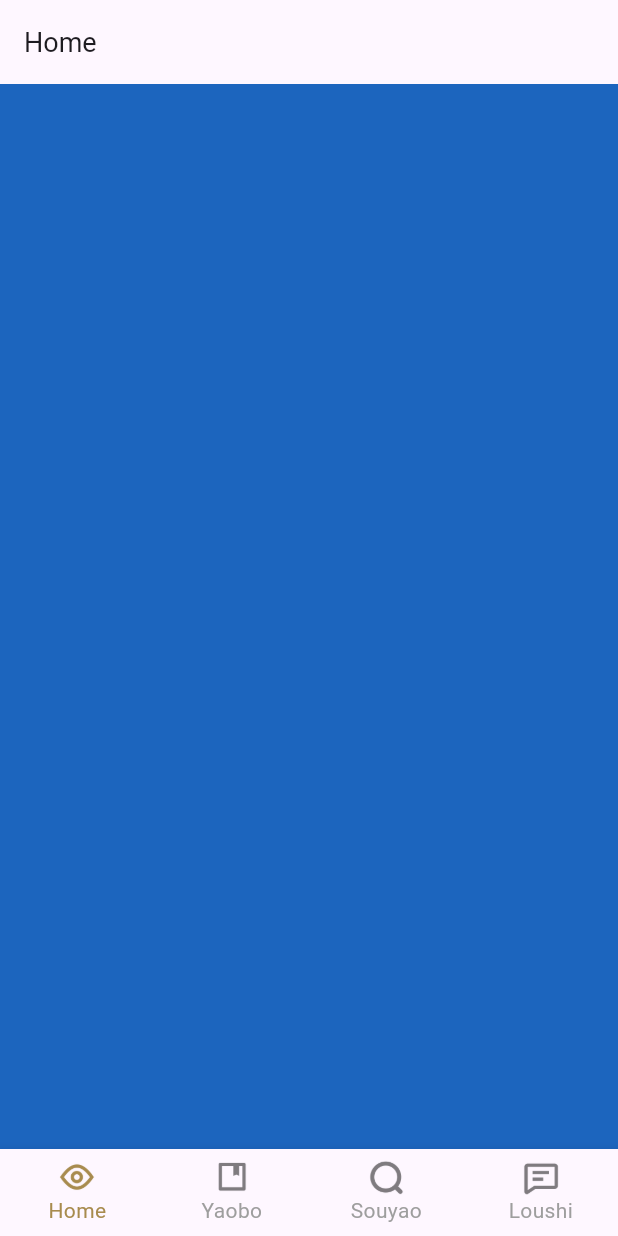
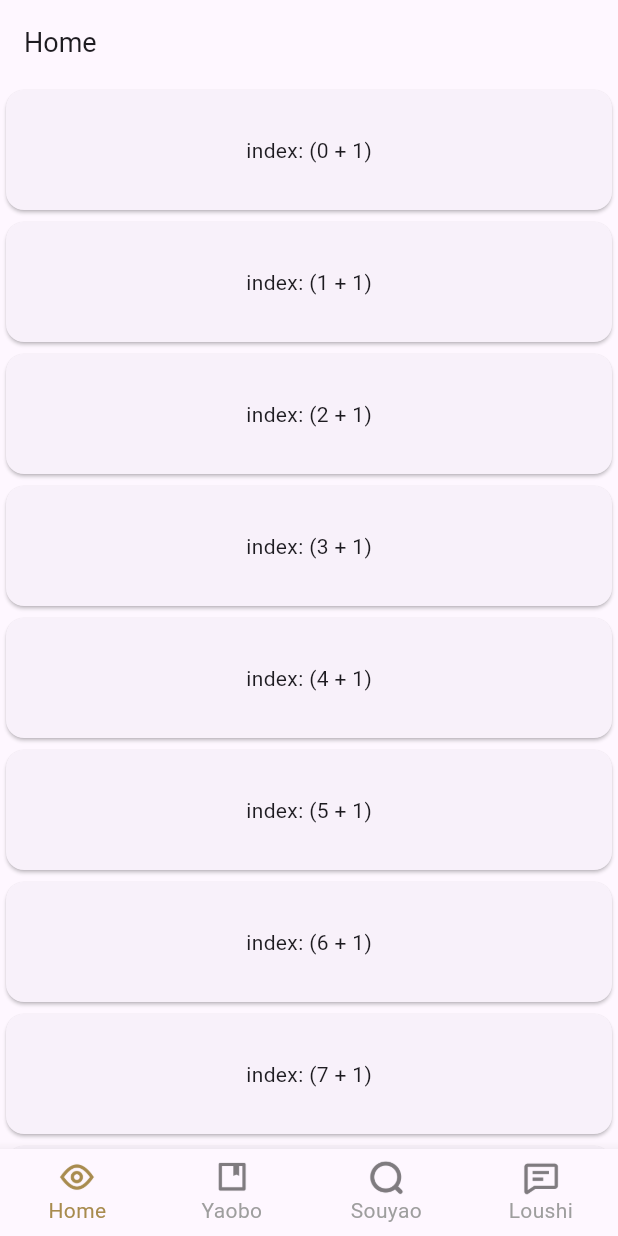
Before and after one commit to erduoniba/Yaoji, a Flutter app: the screen it shows after launch, on a phone screen of 412 x 824 dp. Run offline on Flutter 3.47's test engine with Material 2 defaults, Android fonts, the light colour scheme and no system bars; drawn by our look-alikes of easy_refresh; generated files the repository leaves out were written again.

Commit message:
添加刷新和加载更多

```diff
--- /dev/null
+++ b/lib/common/widgets/list_header.dart
@@ -0,0 +1,18 @@
+import 'package:easy_refresh/easy_refresh.dart';
+import 'package:flutter/material.dart';
+
+class YJListHeader {
+  static ClassicHeader listHeader() {
+    return const ClassicHeader(
+      showText: false,
+    );
+  }
+
+  static ClassicFooter listFooter() {
+    return const ClassicFooter(
+      showText: false,
+      showMessage: false,
+      noMoreIcon: Icon(null),
+    );
+  }
+}
--- a/lib/pages/home/home.dart
+++ b/lib/pages/home/home.dart
@@ -1,13 +1,36 @@
 import 'package:flutter/material.dart';
 import 'package:yaoji/common/colors.dart';
 import 'package:flutter_gen/gen_l10n/app_localizations.dart';
+import 'package:easy_refresh/easy_refresh.dart';
+import 'package:yaoji/common/widgets/list_header.dart';
+import 'package:yaoji/common/widgets/list_header.dart';
 
 class YJHomePage extends StatefulWidget {
+  const YJHomePage({super.key});
+
   @override
   State<StatefulWidget> createState() => _YJHomePageState();
 }
 
-class _YJHomePageState extends State {
+class _YJHomePageState extends State<YJHomePage> {
+  int _count = 10;
+  late EasyRefreshController _controller;
+
+  @override
+  void initState() {
+    super.initState();
+    _controller = EasyRefreshController(
+      controlFinishLoad: true,
+      controlFinishRefresh: true,
+    );
+  }
+
+  @override
+  void dispose() {
+    _controller.dispose();
+    super.dispose();
+  }
+
   @override
   Widget build(BuildContext context) {
     final local = AppLocalizations.of(context);
@@ -20,8 +43,47 @@ class _YJHomePageState extends State {
           ),
         ),
       ),
-      body: Container(
-        color: YJColor.randomColor(),
+      body: EasyRefresh(
+        controller: _controller,
+        header: YJListHeader.listHeader(),
+        footer: YJListHeader.listFooter(),
+        onRefresh: () async {
+          await Future.delayed(Duration(seconds: 1));
+          if (!mounted) {
+            return;
+          }
+          setState(() {
+            _count = 10;
+          });
+          _controller.finishRefresh();
+          _controller.resetFooter();
+        },
+        onLoad: () async {
+          await Future.delayed(Duration(seconds: 1));
+          if (!mounted) {
+            return;
+          }
+          setState(() {
+            _count += 6;
+          });
+          if (_count > 20) {
+            _controller.finishLoad(IndicatorResult.noMore);
+          } else {
+            _controller.finishLoad(IndicatorResult.success);
+          }
+        },
+        child: ListView.builder(
+          itemBuilder: (context, index) {
+            return Card(
+              child: Container(
+                alignment: Alignment.center,
+                height: 80,
+                child: Text('index: ($index + 1)'),
+              ),
+            );
+          },
+          itemCount: _count,
+        ),
       ),
     );
   }
```
